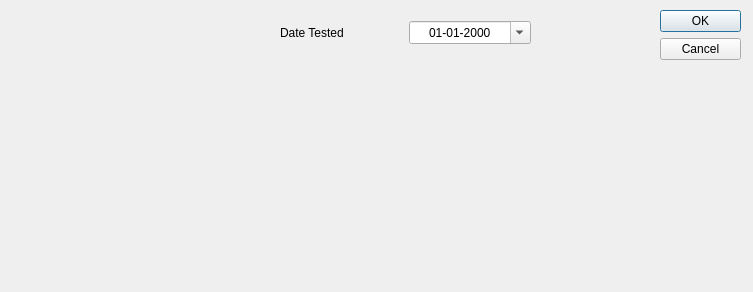
This is MyCovidRecord/uploadrat.ui in gagabon501/cs106-2 as Qt 5 draws it before an edit. The edited form follows.
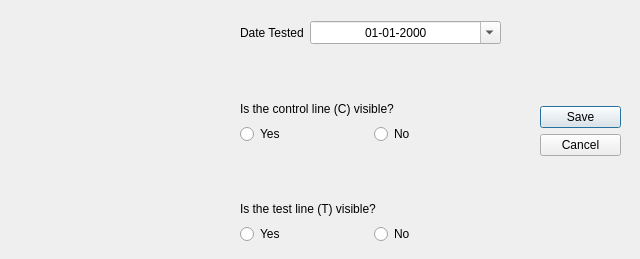
This is the edited form. Icons and pictures are not drawn.

```diff
--- a/MyCovidRecord/uploadrat.ui
+++ b/MyCovidRecord/uploadrat.ui
@@ -6,8 +6,8 @@
    <rect>
     <x>0</x>
     <y>0</y>
-    <width>753</width>
-    <height>292</height>
+    <width>640</width>
+    <height>259</height>
    </rect>
   </property>
   <property name="windowTitle">
@@ -19,26 +19,29 @@
   <widget class="QDialogButtonBox" name="buttonBox">
    <property name="geometry">
     <rect>
-     <x>660</x>
-     <y>10</y>
+     <x>540</x>
+     <y>0</y>
      <width>81</width>
-     <height>241</height>
+     <height>261</height>
     </rect>
    </property>
    <property name="orientation">
     <enum>Qt::Vertical</enum>
    </property>
    <property name="standardButtons">
-    <set>QDialogButtonBox::Cancel|QDialogButtonBox::Ok</set>
+    <set>QDialogButtonBox::Cancel|QDialogButtonBox::Save</set>
+   </property>
+   <property name="centerButtons">
+    <bool>true</bool>
    </property>
   </widget>
   <widget class="QLabel" name="label">
    <property name="geometry">
     <rect>
-     <x>10</x>
-     <y>10</y>
-     <width>221</width>
-     <height>221</height>
+     <x>0</x>
+     <y>0</y>
+     <width>231</width>
+     <height>251</height>
     </rect>
    </property>
    <property name="text">
@@ -54,15 +57,21 @@
   <widget class="QWidget" name="layoutWidget">
    <property name="geometry">
     <rect>
-     <x>280</x>
+     <x>240</x>
      <y>20</y>
-     <width>251</width>
+     <width>261</width>
      <height>26</height>
     </rect>
    </property>
    <layout class="QHBoxLayout" name="horizontalLayout">
     <item>
      <widget class="QLabel" name="label_2">
+      <property name="sizePolicy">
+       <sizepolicy hsizetype="Maximum" vsizetype="Preferred">
+        <horstretch>0</horstretch>
+        <verstretch>0</verstretch>
+       </sizepolicy>
+      </property>
       <property name="text">
        <string>Date Tested</string>
       </property>
@@ -96,6 +105,104 @@
     </item>
    </layout>
   </widget>
+  <widget class="QWidget" name="">
+   <property name="geometry">
+    <rect>
+     <x>240</x>
+     <y>100</y>
+     <width>261</width>
+     <height>48</height>
+    </rect>
+   </property>
+   <layout class="QVBoxLayout" name="verticalLayout_2">
+    <item>
+     <widget class="QLabel" name="label_3">
+      <property name="sizePolicy">
+       <sizepolicy hsizetype="Preferred" vsizetype="Maximum">
+        <horstretch>0</horstretch>
+        <verstretch>0</verstretch>
+       </sizepolicy>
+      </property>
+      <property name="text">
+       <string>Is the control line (C) visible?</string>
+      </property>
+     </widget>
+    </item>
+    <item>
+     <layout class="QHBoxLayout" name="horizontalLayout_3">
+      <item>
+       <widget class="QRadioButton" name="radioButton_C_Yes">
+        <property name="sizePolicy">
+         <sizepolicy hsizetype="Preferred" vsizetype="Maximum">
+          <horstretch>0</horstretch>
+          <verstretch>0</verstretch>
+         </sizepolicy>
+        </property>
+        <property name="text">
+         <string>Yes</string>
+        </property>
+       </widget>
+      </item>
+      <item>
+       <widget class="QRadioButton" name="radioButton_C_No">
+        <property name="sizePolicy">
+         <sizepolicy hsizetype="Preferred" vsizetype="Maximum">
+          <horstretch>0</horstretch>
+          <verstretch>0</verstretch>
+         </sizepolicy>
+        </property>
+        <property name="text">
+         <string>No</string>
+        </property>
+       </widget>
+      </item>
+     </layout>
+    </item>
+   </layout>
+  </widget>
+  <widget class="QWidget" name="">
+   <property name="geometry">
+    <rect>
+     <x>240</x>
+     <y>200</y>
+     <width>261</width>
+     <height>48</height>
+    </rect>
+   </property>
+   <layout class="QVBoxLayout" name="verticalLayout">
+    <item>
+     <widget class="QLabel" name="label_4">
+      <property name="sizePolicy">
+       <sizepolicy hsizetype="Preferred" vsizetype="Maximum">
+        <horstretch>0</horstretch>
+        <verstretch>0</verstretch>
+       </sizepolicy>
+      </property>
+      <property name="text">
+       <string>Is the test line (T) visible?</string>
+      </property>
+     </widget>
+    </item>
+    <item>
+     <layout class="QHBoxLayout" name="horizontalLayout_2">
+      <item>
+       <widget class="QRadioButton" name="radioButton_T_Yes">
+        <property name="text">
+         <string>Yes</string>
+        </property>
+       </widget>
+      </item>
+      <item>
+       <widget class="QRadioButton" name="radioButton_T_No">
+        <property name="text">
+         <string>No</string>
+        </property>
+       </widget>
+      </item>
+     </layout>
+    </item>
+   </layout>
+  </widget>
  </widget>
  <resources>
   <include location="resources/mycovidrecord.qrc"/>
```
Left out of the diff: 2 changed lines with no effect on the pictures.
